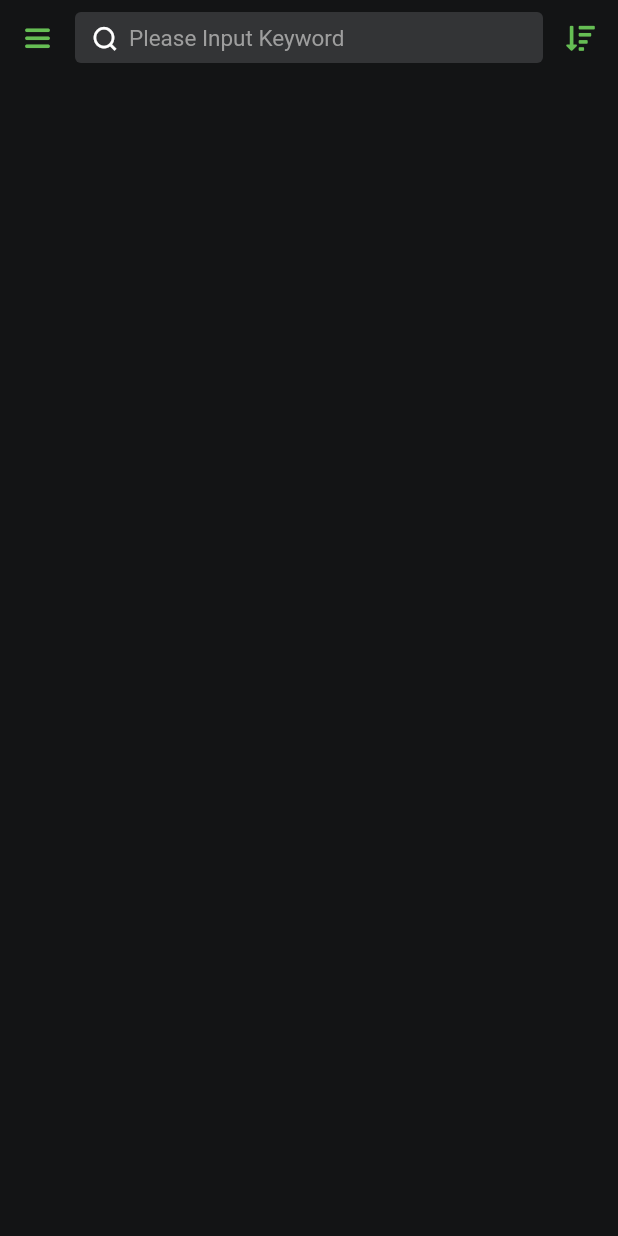
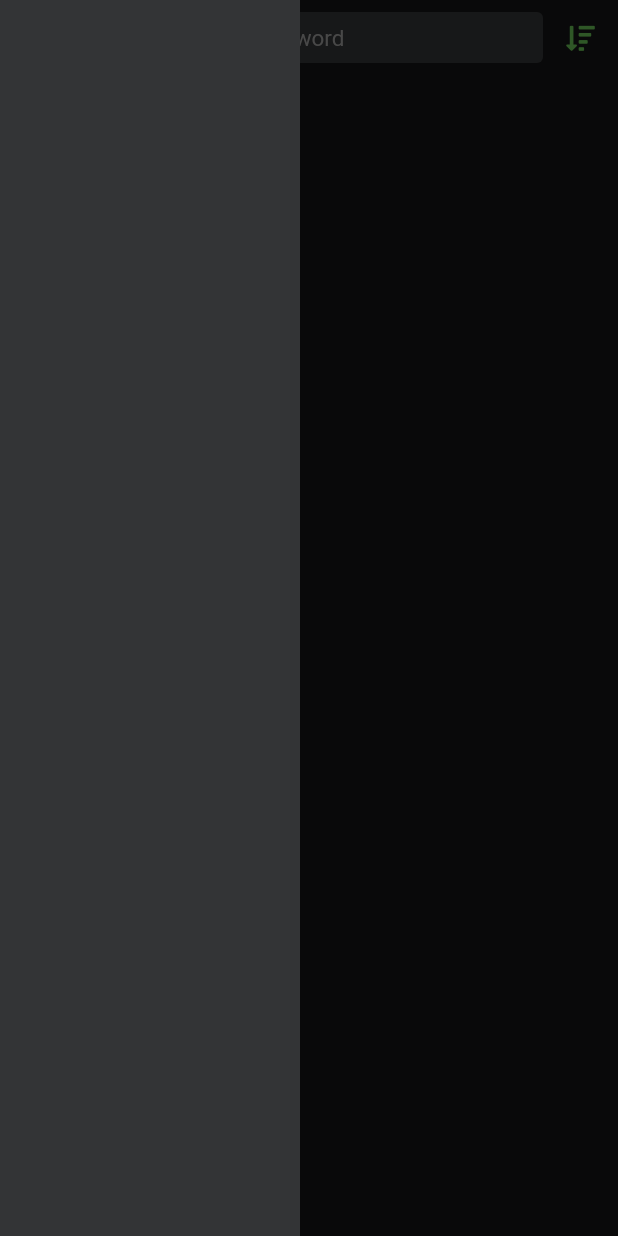
Before and after one commit to zhongxuqi/ipfspass, a Flutter app: the MainPage screen opened directly, with the side drawer open (before the commit the screen has no drawer), on a phone screen of 412 x 824 dp. Run offline on Flutter 3.47's test engine with Material 2 defaults, Android fonts, the phone set to English and light mode, and no system bars; our stand-ins replace fluttertoast, local_auth, shared_preferences, sqflite; accounts and stored records are empty.

Commit message:
init drawer

```diff
--- a/app/lib/main.dart
+++ b/app/lib/main.dart
@@ -53,12 +53,14 @@ class MainPage extends StatefulWidget {
 }
 
 class _MainPageState extends State<MainPage> {
+  final GlobalKey<ScaffoldState> _scaffoldKey = new GlobalKey<ScaffoldState>();
   var keywordCtl = TextEditingController();
   var focusNode = FocusNode();
 
   @override
   Widget build(BuildContext context) {
     return Scaffold(
+      key: _scaffoldKey,
       backgroundColor: ColorUtils.themeDarkColor,
       body: Padding(
         padding: new EdgeInsets.only(top: MediaQuery.of(context).padding.top),
@@ -71,7 +73,7 @@ class _MainPageState extends State<MainPage> {
                   children: <Widget>[
                     InkWell(
                       onTap: () {
-                        Scaffold.of(context).openDrawer();
+                        _scaffoldKey.currentState.openDrawer();
                       },
                       child: Container(
                         width: 50.0,
@@ -189,6 +191,12 @@ class _MainPageState extends State<MainPage> {
           ],
         ),
       ),
+      drawer: Container(
+        padding: EdgeInsets.only(top: MediaQuery.of(context).padding.top),
+        color: ColorUtils.themeLightColor,
+        width: 200.0,
+        child: Container()
+      ),
     );
   }
 }
```
